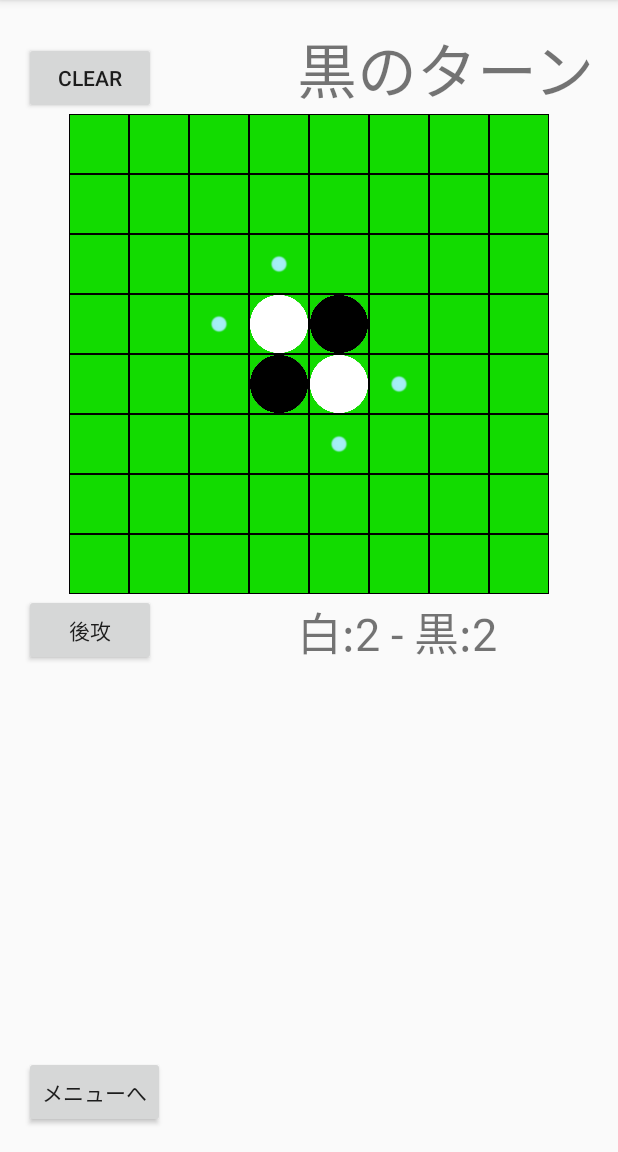
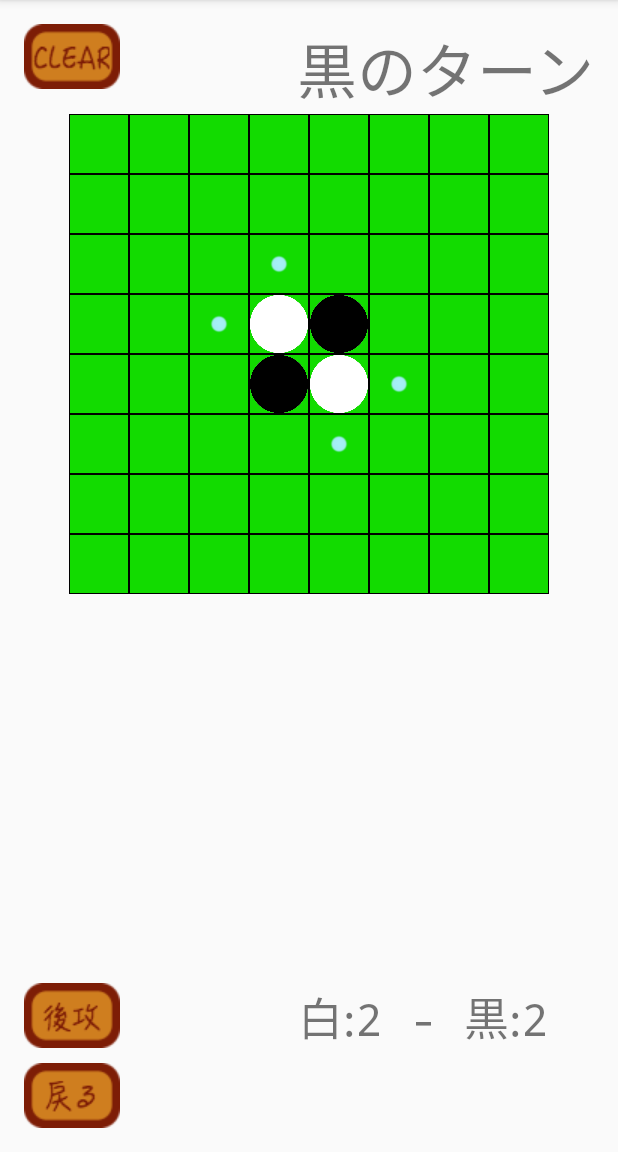
Before and after one commit to kudoh74/Reversi, an Android app: the GameHvsC1 screen opened directly, with no data from a screen before it, on a phone screen of 412 x 824 dp, the part 84-1236 px from its top. Run offline under Robolectric (Android 15) with nearby library versions, the phone set to English and light mode, and no system bars.

Commit message:
UIの変更 ボタンをImageButtonに 文字のフォントを変更 画像の追加

```diff
--- a/app/src/main/java/com/example/tobashunsuke/reversi/GameHvsC1.java
+++ b/app/src/main/java/com/example/tobashunsuke/reversi/GameHvsC1.java
@@ -12,6 +12,7 @@ import android.widget.AdapterView;
 import android.widget.BaseAdapter;
 import android.widget.Button;
 import android.widget.GridView;
+import android.widget.ImageButton;
 import android.widget.ImageView;
 import android.widget.TextView;
 
@@ -24,10 +25,10 @@ public class GameHvsC1 extends AppCompatActivity {
     private GameObject gObj = new GameObject();
     private Computer computer = new Computer();
 
-    private Button returnGameMode;
-    private Button afterAttack;
+    private ImageButton returnGameMode;
+    private ImageButton afterAttack;
 
-    private Button boardClear;
+    private ImageButton boardClear;
     private TextView whichTurn;
     private TextView resultText;
     private TextView w_bText;
@@ -37,10 +38,10 @@ public class GameHvsC1 extends AppCompatActivity {
         super.onCreate(savedInstanceState);
         setContentView(R.layout.game_h_vs_c1);
 
-        returnGameMode = (Button) findViewById(R.id.return_gamemode1);
-        afterAttack = (Button) findViewById(R.id.after_attack1);
+        returnGameMode = (ImageButton) findViewById(R.id.return_gamemode1);
+        afterAttack = (ImageButton) findViewById(R.id.after_attack1);
 
-        boardClear = (Button) findViewById(R.id.button_clear1); // 盤のクリア
+        boardClear = (ImageButton) findViewById(R.id.button_clear1); // 盤のクリア
         whichTurn = (TextView) findViewById(R.id.textView_turn1); // どちらのターンか表示
         resultText = (TextView) findViewById(R.id.textView_result1); // 結果の表示
         w_bText = (TextView) findViewById(R.id.textView_wb1); // 白と黒の数の表示
--- a/app/src/main/java/com/example/tobashunsuke/reversi/MainActivity.java
+++ b/app/src/main/java/com/example/tobashunsuke/reversi/MainActivity.java
@@ -3,10 +3,8 @@ package com.example.tobashunsuke.reversi;
 import android.support.v7.app.AppCompatActivity;
 import android.os.Bundle;
 import android.content.Intent;
-import android.os.Bundle;
-import android.support.v7.app.AppCompatActivity;
 import android.view.View;
-import android.widget.Button;
+import android.widget.ImageButton;
 
 /**
  * Created by tobashunsuke on 2016/10/22.
@@ -17,7 +15,7 @@ public class MainActivity extends AppCompatActivity {
         super.onCreate(savedInstanceState);
         setContentView(R.layout.activity_main);
 
-        final Button toGameMode = (Button) findViewById(R.id.to_game_mode);
+        final ImageButton toGameMode = (ImageButton) findViewById(R.id.to_game_mode);
 
         toGameMode.setOnClickListener(new View.OnClickListener() { // メニューへ
             public void onClick(View v) {
--- a/app/src/main/res/layout/game_h_vs_c1.xml
+++ b/app/src/main/res/layout/game_h_vs_c1.xml
@@ -19,15 +19,16 @@
         android:verticalSpacing="0dp"
         android:numColumns="8"
         android:stretchMode="columnWidth"
-        android:layout_below="@+id/button_clear1"
+        android:layout_below="@+id/textView_turn1"
         android:layout_centerHorizontal="true" />
 
-    <Button
+    <ImageButton
+        android:src="@drawable/clear"
+        android:background="#00000000"
         android:layout_width="wrap_content"
         android:layout_height="wrap_content"
-        android:text="clear"
         android:id="@+id/button_clear1"
-        android:layout_alignBottom="@+id/textView_turn1"
+        android:layout_alignParentTop="true"
         android:layout_alignParentStart="true" />
 
     <TextView
@@ -36,6 +37,7 @@
         android:text="New Text"
         android:id="@+id/textView_turn1"
         android:textSize="40dp"
+        android:typeface="monospace"
         android:layout_alignParentTop="true"
         android:layout_alignParentEnd="true" />
 
@@ -45,8 +47,9 @@
         android:text="New Text"
         android:id="@+id/textView_wb1"
         android:textSize="30dp"
-        android:layout_alignBottom="@+id/after_attack1"
-        android:layout_alignStart="@+id/textView_turn1" />
+        android:typeface="monospace"
+        android:layout_alignTop="@+id/after_attack1"
+        android:layout_alignEnd="@+id/gridview1" />
 
     <TextView
         android:layout_width="wrap_content"
@@ -54,25 +57,28 @@
         android:text="New Text"
         android:id="@+id/textView_result1"
         android:textSize="30dp"
+        android:typeface="monospace"
         android:textColor="#ff0000"
-        android:layout_centerHorizontal="true"
-        android:layout_alignParentBottom="true" />
+        android:layout_alignBottom="@+id/return_gamemode1"
+        android:layout_centerHorizontal="true" />
 
-    <Button
+    <ImageButton
+        android:src="@drawable/after"
+        android:background="#00000000"
+        android:id="@+id/after_attack1"
         android:layout_width="wrap_content"
         android:layout_height="wrap_content"
-        android:text="メニューへ"
+        android:layout_above="@+id/return_gamemode1"
+        android:layout_marginBottom="10dp"
+        android:layout_alignParentStart="true" />
+
+    <ImageButton
+        android:src="@drawable/tomenu"
+        android:background="#00000000"
+        android:layout_width="wrap_content"
+        android:layout_height="wrap_content"
         android:id="@+id/return_gamemode1"
         android:layout_alignParentBottom="true"
-        android:layout_alignParentStart="true" />
-
-    <Button
-        android:layout_width="wrap_content"
-        android:layout_height="wrap_content"
-        android:text="後攻"
-        android:id="@+id/after_attack1"
-        android:layout_below="@+id/gridview1"
-        android:layout_alignParentStart="true" />
-
+        android:layout_alignParentStart="true"/>
 
 </RelativeLayout>
```
Also changed, not shown: app/src/main/java/com/example/tobashunsuke/reversi/GameHvsH.java (+5 -4 lines), app/src/main/java/com/example/tobashunsuke/reversi/GameMode.java (+5 -5 lines), app/src/main/res/layout/activity_main.xml (+23 -13 lines), app/src/main/res/layout/game_h_vs_h.xml (+19 -15 lines), app/src/main/res/layout/game_mode.xml (+20 -10 lines), app/src/main/res/drawable/after.png (added), app/src/main/res/drawable/clear.png (added), app/src/main/res/drawable/hvsc1button.png (added), app/src/main/res/drawable/hvsc2button.png (added), app/src/main/res/drawable/hvshbutton.png (added), app/src/main/res/drawable/reversititle.png (added), app/src/main/res/drawable/start_button.png (added), app/src/main/res/drawable/title.png (added), app/src/main/res/drawable/tomenu.png (added), 1 more files.
